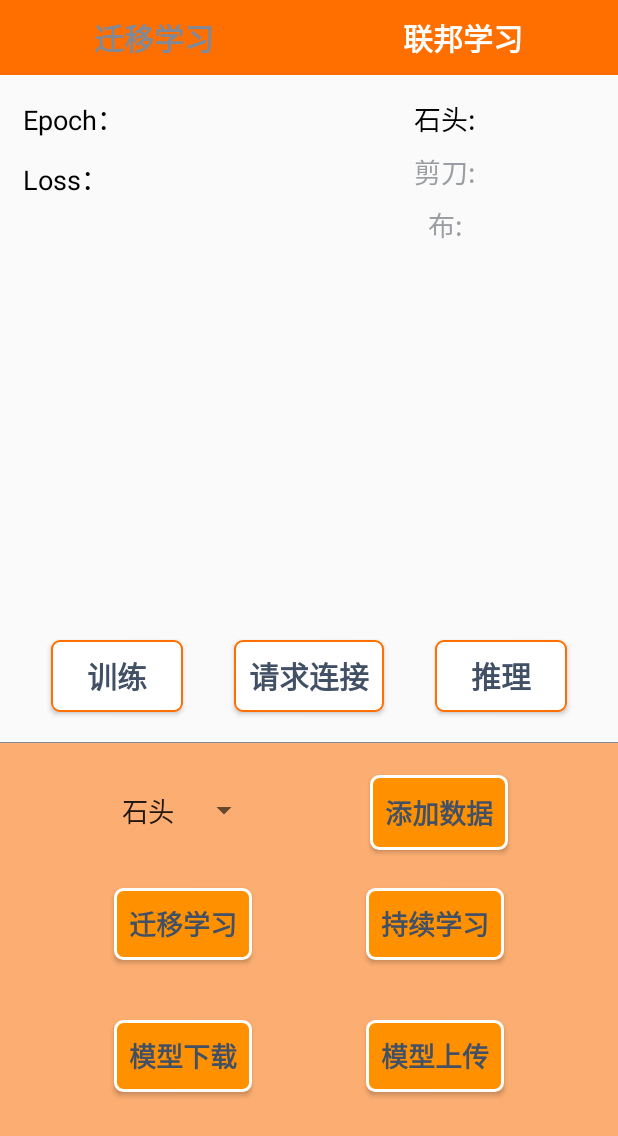
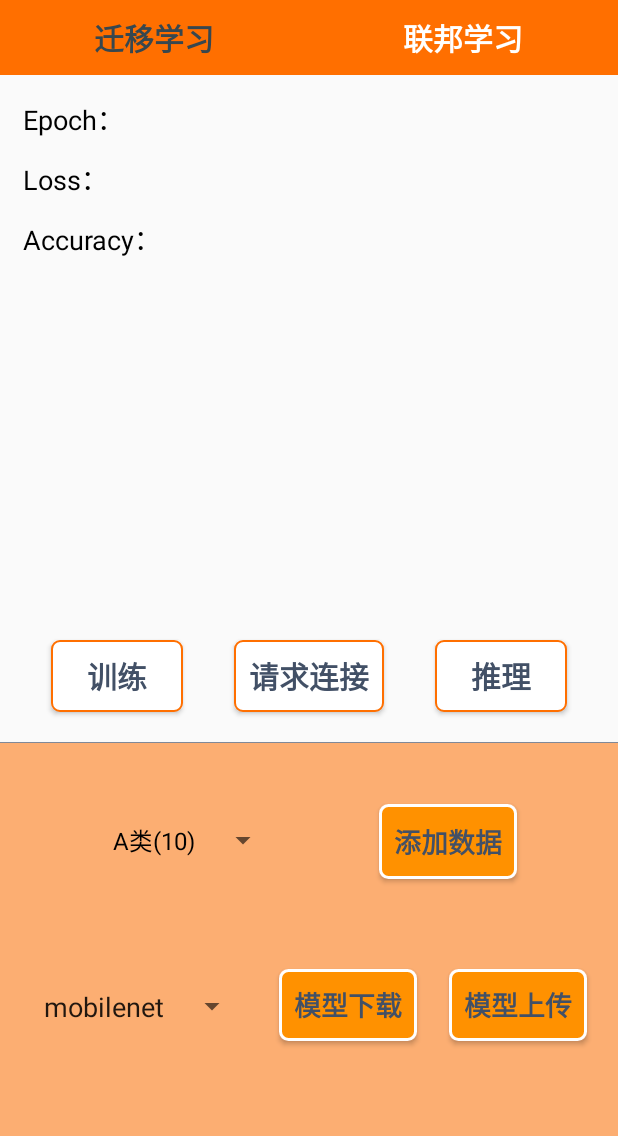
Before and after one commit to HaiShin/oppoapp, an Android app: the screen it shows after launch (fed_activity), after a tap on "联邦学习", on a phone screen of 412 x 824 dp. Shown: the top 1136 px of the screen. Run offline under Robolectric (Android 15) with nearby library versions, the phone set to English and light mode, and no system bars.

Commit message:
Change the front page

```diff
--- a/app/src/main/java/com/example/oppoapp/MainActivity.java
+++ b/app/src/main/java/com/example/oppoapp/MainActivity.java
@@ -1,16 +1,22 @@
 package com.example.oppoapp;
 
+import androidx.annotation.Nullable;
 import androidx.appcompat.app.AppCompatActivity;
+import androidx.core.content.FileProvider;
 
 import android.Manifest;
 import android.content.Intent;
 import android.content.pm.PackageManager;
+import android.graphics.BitmapFactory;
+import android.net.Uri;
 import android.os.Build;
 import android.os.Bundle;
+import android.provider.MediaStore;
 import android.view.View;
 import android.widget.AdapterView;
 import android.widget.ArrayAdapter;
 import android.widget.Button;
+import android.widget.ImageView;
 import android.widget.RelativeLayout;
 import android.widget.Spinner;
 import android.widget.TextView;
@@ -20,17 +26,18 @@ import org.json.JSONException;
 
 import java.io.File;
 import java.io.FileNotFoundException;
+import java.util.ArrayList;
 import java.util.Arrays;
 import java.util.List;
 import java.util.concurrent.atomic.AtomicBoolean;
 
 public class MainActivity extends AppCompatActivity implements View.OnClickListener{
+
     private GlobalApp globalApp;
     private NetUtils netUtils;
     private String network_name = "MobileNetV2";
     private String network_file_name = network_name+".tflite";
     private RelativeLayout camera_ll;
-    private TextView tv_acc;
     private String DEVICE_NUMBER;
     private Utils utils = new Utils();
 
@@ -39,6 +46,9 @@ public class MainActivity extends AppCompatActivity implements View.OnClickListe
     private TextView tv_fed;
     private TextView tv_epoch;
     private TextView tv_loss;
+    private TextView tv_acc;
+
+
     private Button bn_train;
     private Button bn_test;
     private Button add_data;
@@ -47,8 +57,11 @@ public class MainActivity extends AppCompatActivity implements View.OnClickListe
     private Button down_mod;
     private Button up_mod;
     private Spinner class_sel_spinner;
-    private String data[];
+
     private ArrayAdapter<String> adapter;
+    private List<String> dataList = new ArrayList<>();
+
+
 
     @Override
     protected void onCreate(Bundle savedInstanceState) {
@@ -84,6 +97,7 @@ public class MainActivity extends AppCompatActivity implements View.OnClickListe
         tv_acc = findViewById(R.id.Acc);
 
 
+
         bn_train = findViewById(R.id.bn_train);
         bn_test = findViewById(R.id.bn_test);
         bn_con = findViewById(R.id.bn_con);
@@ -94,8 +108,12 @@ public class MainActivity extends AppCompatActivity implements View.OnClickListe
         tv_trans.setSelected(true);
         tv_fed.setSelected(false);
         class_sel_spinner = (Spinner) findViewById(R.id.select_class);
-        data = getResources().getStringArray(R.array.classname);
-        adapter = new ArrayAdapter<String>(this, android.R.layout.simple_spinner_dropdown_item, data);
+
+        dataList.add("A类(10)");
+        dataList.add("B类(10)");
+        dataList.add("C类(10)");
+        // data = getResources().getStringArray(R.array.classname);
+        adapter = new ArrayAdapter<String>(this, android.R.layout.simple_spinner_dropdown_item, dataList);
         class_sel_spinner.setAdapter(adapter);
         class_sel_spinner.setSelection(0, true);
         class_sel_spinner.setOnItemSelectedListener(new AdapterView.OnItemSelectedListener(){
@@ -130,7 +148,7 @@ public class MainActivity extends AppCompatActivity implements View.OnClickListe
             case R.id.tv_fed:
                 //点击联邦学习，跳转到另一个activity
                 Intent intent = new Intent();
-                intent.setClass(this, fed_activity.class);
+                intent.setClass(MainActivity.this, fed_activity.class);
                 startActivity(intent);
                 break;
             case R.id.bn_train:
@@ -139,24 +157,31 @@ public class MainActivity extends AppCompatActivity implements View.OnClickListe
                 break;
             case R.id.bn_test:
                 //点击推理按钮
-                camera_ll.setVisibility(View.VISIBLE);
+                String mes = "main";
                 Intent inferIntent = new Intent(MainActivity.this, CameraActivity.class);
+                inferIntent.putExtra("from", mes);
                 startActivity(inferIntent);
                 break;
             case R.id.add_data:
                 //添加数据
+                // 这里改成点击调用Camera
                 try {
                     Toast.makeText(this, "开始加载数据", Toast.LENGTH_SHORT).show();
                     getData();
+                    // getNewData();
                 } catch (FileNotFoundException | InterruptedException e) {
                     e.printStackTrace();
                 }
+//                Intent mainIntent = new Intent(MainActivity.this, CameraActivity.class);
+//                startActivity(mainIntent);
                 break;
             case R.id.bn_trans:
                 //迁移学习
                 break;
             case R.id.bn_con:
                 //持续学习
+                dataList.add("D类(10)");
+                adapter = new ArrayAdapter<String>(this, android.R.layout.simple_spinner_dropdown_item, dataList);
                 break;
             case R.id.model_down:
                 //模型下载
@@ -193,7 +218,10 @@ public class MainActivity extends AppCompatActivity implements View.OnClickListe
         }
     }
 
+
     private void getData() throws FileNotFoundException, InterruptedException {
+        // 这里改成摄像头获取照片
+
         String dataPath = getCacheDir().getAbsolutePath() + "/rps";
         if (!new File(dataPath).exists()){
             new File(dataPath).mkdir();
--- a/app/src/main/java/com/example/oppoapp/fed_activity.java
+++ b/app/src/main/java/com/example/oppoapp/fed_activity.java
@@ -6,8 +6,12 @@ import android.content.Intent;
 import android.os.Bundle;
 import android.view.LayoutInflater;
 import android.view.View;
+import android.widget.AdapterView;
+import android.widget.ArrayAdapter;
 import android.widget.Button;
 import android.widget.EditText;
+import android.widget.RelativeLayout;
+import android.widget.Spinner;
 import android.widget.TextView;
 import android.widget.Toast;
 
@@ -15,6 +19,7 @@ import org.json.JSONException;
 
 import java.io.File;
 import java.io.FileNotFoundException;
+import java.util.ArrayList;
 import java.util.Arrays;
 import java.util.List;
 import java.util.concurrent.CountDownLatch;
@@ -36,6 +41,8 @@ public class fed_activity extends AppCompatActivity implements View.OnClickListe
     private Button bn_con2;
     private Button down_mod2;
     private Button up_mod2;
+    private Spinner class_sel_spinner2;
+    private RelativeLayout camera_ll;
 
     private NetUtils netUtils;
     private Utils utils = new Utils();
@@ -43,13 +50,14 @@ public class fed_activity extends AppCompatActivity implements View.OnClickListe
     private String network_file_name = network_name + ".tflite";
     private GlobalApp globalApp;
     private String DEVICE_NUMBER;
+    private List<String> dataList = new ArrayList<>();
+    private ArrayAdapter<String> adapter;
 
     @Override
     protected void onCreate(Bundle savedInstanceState) {
         super.onCreate(savedInstanceState);
         setContentView(R.layout.activity_fed);
         globalApp = ((GlobalApp) getApplicationContext());
-
 
         if (DEVICE_NUMBER == null) {
             DEVICE_NUMBER = globalApp.getDeviceNumber();
@@ -74,16 +82,42 @@ public class fed_activity extends AppCompatActivity implements View.OnClickListe
         mport = findViewById(R.id.port);
         bn_train2 = findViewById(R.id.bn_train_2);
         bn_test2 = findViewById(R.id.bn_test_2);
-        bn_con2 = findViewById(R.id.bn_con_2);
-        bn_tran2 = findViewById(R.id.bn_trans_2);
         add_data2 = findViewById(R.id.add_data_2);
         down_mod2 = findViewById(R.id.model_down_2);
         up_mod2 = findViewById(R.id.model_up_2);
+
+        camera_ll = findViewById(R.id.camera_ll_2);
+        camera_ll.setVisibility(View.INVISIBLE);
+
+        class_sel_spinner2 = findViewById(R.id.select_class_2);
+        dataList.add("A类(10)");
+        dataList.add("B类(10)");
+        dataList.add("C类(10)");
+        adapter = new ArrayAdapter<String>(this, android.R.layout.simple_spinner_dropdown_item, dataList);
+        class_sel_spinner2.setAdapter(adapter);
+        class_sel_spinner2.setSelection(0, true);
+        class_sel_spinner2.setOnItemSelectedListener(new AdapterView.OnItemSelectedListener(){
+            @Override
+            public void onItemSelected(AdapterView<?> adapterView, View view, int i, long l) {
+                String content = adapterView.getItemAtPosition(i).toString();
+                switch (adapterView.getId()){
+                    case R.id.select_class_2:
+                        Toast.makeText(fed_activity.this,"您选择了"+content,Toast.LENGTH_SHORT).show();
+                        break;
+                    default:
+                        break;
+                }
+            }
+            @Override
+            public void onNothingSelected(AdapterView<?> adapterView) {
+            }
+        });
+
         request.setOnClickListener(this);
         bn_train2.setOnClickListener(this);
         bn_test2.setOnClickListener(this);
-        bn_con2.setOnClickListener(this);
-        bn_train2.setOnClickListener(this);
+        // bn_con2.setOnClickListener(this);
+        // bn_train2.setOnClickListener(this);
         add_data2.setOnClickListener(this);
         down_mod2.setOnClickListener(this);
         up_mod2.setOnClickListener(this);
@@ -117,7 +151,9 @@ public class fed_activity extends AppCompatActivity implements View.OnClickListe
                 break;
             case R.id.bn_test_2:
                 //点击推理按钮
+                String mes = "fed";
                 Intent inferIntent = new Intent(fed_activity.this, CameraActivity.class);
+                inferIntent.putExtra("from", mes);
                 startActivity(inferIntent);
                 break;
             case R.id.add_data_2:
@@ -129,12 +165,14 @@ public class fed_activity extends AppCompatActivity implements View.OnClickListe
                     e.printStackTrace();
                 }
                 break;
-            case R.id.bn_trans_2:
-                //迁移学习
-                break;
-            case R.id.bn_con_2:
-                //持续学习
-                break;
+//            case R.id.bn_trans_2:
+//                //迁移学习
+//                break;
+//            case R.id.bn_con_2:
+//                //持续学习
+//                dataList.add("D类(10)");
+//                adapter = new ArrayAdapter<String>(this, android.R.layout.simple_spinner_dropdown_item, dataList);
+//                break;
             case R.id.model_down_2:
                 //模型下载
                 Toast.makeText(this, "开始下载模型", Toast.LENGTH_SHORT).show();
--- a/app/src/main/res/layout/activity_fed.xml
+++ b/app/src/main/res/layout/activity_fed.xml
@@ -28,7 +28,7 @@
             android:paddingTop="10dp"
             android:paddingBottom="10dp"
             android:text="@string/tv_trans"
-            android:textColor="@drawable/checked_text"
+            android:textColor="#37474F"
             android:textSize="20sp"
             android:textStyle="bold" />
 
@@ -120,123 +120,147 @@
         app:layout_constraintVertical_bias="0.0" />
 
     <TextView
-        android:id="@+id/tx1_2"
-        android:layout_width="60dp"
+        android:id="@+id/Acc_tx_2"
+        android:layout_width="wrap_content"
         android:layout_height="30dp"
-        android:layout_marginTop="15dp"
-        android:layout_marginEnd="10dp"
-        android:text="@string/class1"
+        android:layout_marginStart="15dp"
+        android:layout_marginTop="10dp"
+        android:layout_marginEnd="361dp"
+        android:text="Accuracy："
         android:textAlignment="center"
         android:textColor="@color/black"
         android:textSize="18sp"
-        app:layout_constraintBottom_toTopOf="@+id/guide1"
-        app:layout_constraintEnd_toStartOf="@+id/tx_class1_2"
-        app:layout_constraintHorizontal_bias="1.0"
+        app:layout_constraintEnd_toEndOf="parent"
+        app:layout_constraintHorizontal_bias="0.0"
         app:layout_constraintStart_toStartOf="parent"
-        app:layout_constraintTop_toBottomOf="@+id/fed_ll1"
+        app:layout_constraintTop_toBottomOf="@+id/Loss_tx_2"
         app:layout_constraintVertical_bias="0.0" />
 
+
     <TextView
-        android:id="@+id/tx_class1_2"
-        android:layout_width="60dp"
+        android:id="@+id/Acc_2"
+        android:layout_width="50dp"
         android:layout_height="30dp"
-        android:layout_marginTop="15dp"
-        android:layout_marginEnd="15dp"
+        android:layout_marginStart="10dp"
+        android:layout_marginTop="10dp"
         android:textAlignment="center"
         android:textColor="@color/black"
         android:textSize="18sp"
-        app:layout_constraintBottom_toTopOf="@+id/guide1"
         app:layout_constraintEnd_toEndOf="parent"
-        app:layout_constraintTop_toBottomOf="@+id/fed_ll1"
+        app:layout_constraintHorizontal_bias="0.0"
+        app:layout_constraintStart_toEndOf="@+id/Acc_tx_2"
+        app:layout_constraintTop_toBottomOf="@+id/loss_2"
         app:layout_constraintVertical_bias="0.0" />
 
+    <RelativeLayout
+        android:id="@+id/camera_ll_2"
+        android:layout_width="match_parent"
+        android:layout_height="0dp"
+        android:orientation="vertical"
+        app:layout_constraintBottom_toTopOf="@+id/guide1"
+        app:layout_constraintTop_toBottomOf="@+id/fed_ll1">
+
+        <com.example.oppoapp.AutoFitTextureView
+            android:id="@+id/texture_view"
+            android:layout_width="fill_parent"
+            android:layout_height="fill_parent"
+            android:layout_alignParentLeft="true"
+            android:layout_alignParentTop="true"
+            android:layout_alignParentRight="true"
+            android:layout_alignParentBottom="true"
+            android:layout_marginLeft="0dp"
+            android:layout_marginTop="0dp"
+            android:layout_marginRight="0dp"
+            android:layout_marginBottom="0dp" />
+
         <TextView
-        android:id="@+id/tx2_2"
+            android:id="@+id/tx_class1"
             android:layout_width="60dp"
             android:layout_height="30dp"
+            android:layout_alignParentTop="true"
+            android:layout_alignParentRight="true"
             android:layout_marginTop="5dp"
             android:layout_marginEnd="10dp"
-        android:text="@string/class2"
+            android:text="A类："
             android:textAlignment="center"
-        android:textColor="@color/little_gray"
+            android:textColor="@color/black"
             android:textSize="18sp"
-        app:layout_constraintBottom_toTopOf="@+id/guide1"
-        app:layout_constraintEnd_toStartOf="@+id/tx_class2_2"
-        app:layout_constraintHorizontal_bias="1.0"
-        app:layout_constraintStart_toStartOf="parent"
-        app:layout_constraintTop_toBottomOf="@+id/tx1_2"
-        app:layout_constraintVertical_bias="0.0" />
+            android:translationX="-65dp" />
 
         <TextView
-        android:id="@+id/tx_class2_2"
+            android:id="@+id/tx1"
             android:layout_width="60dp"
             android:layout_height="30dp"
+            android:layout_alignParentTop="true"
+            android:layout_alignParentRight="true"
             android:layout_marginTop="5dp"
             android:layout_marginEnd="15dp"
             android:textAlignment="center"
             android:textColor="@color/gray"
             android:textSize="18sp"
-        app:layout_constraintEnd_toEndOf="parent"
-        app:layout_constraintTop_toBottomOf="@+id/tx_class1_2" />
+            android:translationX="5dp" />
 
         <TextView
-        android:id="@+id/tx3_2"
+            android:id="@+id/tx_class2"
             android:layout_width="60dp"
             android:layout_height="30dp"
+            android:layout_alignParentTop="true"
+            android:layout_alignParentRight="true"
+            android:text="B类："
             android:layout_marginTop="5dp"
             android:layout_marginEnd="10dp"
-        android:text="@string/class3"
             android:textAlignment="center"
             android:textColor="@color/little_gray"
             android:textSize="18sp"
-        app:layout_constraintBottom_toTopOf="@+id/guide1"
-        app:layout_constraintEnd_toStartOf="@+id/tx_class3_2"
-        app:layout_constraintHorizontal_bias="1.0"
-        app:layout_constraintStart_toStartOf="parent"
-        app:layout_constraintTop_toBottomOf="@+id/tx2_2"
-        app:layout_constraintVertical_bias="0.0" />
+            android:translationX="-65dp"
+            android:translationY="45dp" />
 
         <TextView
-        android:id="@+id/tx_class3_2"
+            android:id="@+id/tx2"
             android:layout_width="60dp"
             android:layout_height="30dp"
+            android:layout_alignParentTop="true"
+            android:layout_alignParentRight="true"
             android:layout_marginTop="5dp"
             android:layout_marginEnd="15dp"
             android:textAlignment="center"
             android:textColor="@color/gray"
             android:textSize="18sp"
-        app:layout_constraintEnd_toEndOf="parent"
-        app:layout_constraintTop_toBottomOf="@+id/tx_class2_2" />
+            android:translationX="5dp"
+            android:translationY="45dp" />
 
-    <!--    <TextView-->
-    <!--        android:id="@+id/tx4"-->
-    <!--        android:layout_width="60dp"-->
-    <!--        android:layout_height="30dp"-->
-    <!--        android:layout_marginTop="5dp"-->
-    <!--        android:layout_marginEnd="10dp"-->
-    <!--        android:text="@string/class4"-->
-    <!--        android:textAlignment="center"-->
-    <!--        android:textColor="@color/little_gray"-->
-    <!--        android:textSize="18sp"-->
-    <!--        app:layout_constraintBottom_toTopOf="@+id/guide1"-->
-    <!--        app:layout_constraintEnd_toStartOf="@+id/tx_class4_2"-->
-    <!--        app:layout_constraintHorizontal_bias="1.0"-->
-    <!--        app:layout_constraintStart_toStartOf="parent"-->
-    <!--        app:layout_constraintTop_toBottomOf="@+id/tx3_2"-->
-    <!--        app:layout_constraintVertical_bias="0.0" />-->
+        <TextView
+            android:id="@+id/tx_class3"
+            android:layout_width="60dp"
+            android:layout_height="30dp"
+            android:layout_alignParentTop="true"
+            android:layout_alignParentRight="true"
+            android:text="C类："
+            android:layout_marginTop="5dp"
+            android:layout_marginEnd="10dp"
+            android:textAlignment="center"
+            android:textColor="@color/little_gray"
+            android:textSize="18sp"
+            android:translationX="-65dp"
+            android:translationY="90dp" />
 
-    <!--    <TextView-->
-    <!--        android:id="@+id/tx_class4_2"-->
-    <!--        android:layout_width="60dp"-->
-    <!--        android:layout_height="30dp"-->
-    <!--        android:layout_marginTop="5dp"-->
-    <!--        android:layout_marginEnd="15dp"-->
-    <!--        android:textAlignment="center"-->
-    <!--        android:textColor="@color/gray"-->
-    <!--        android:textSize="18sp"-->
-    <!--        app:layout_constraintEnd_toEndOf="parent"-->
-    <!--        app:layout_constraintTop_toBottomOf="@+id/tx_class3_2" />-->
+        <TextView
+            android:id="@+id/tx3"
+            android:layout_width="60dp"
+            android:layout_height="30dp"
+            android:layout_alignParentTop="true"
+            android:layout_alignParentRight="true"
+            android:layout_marginTop="5dp"
+            android:layout_marginEnd="15dp"
+            android:textAlignment="center"
+            android:textColor="@color/gray"
+            android:textSize="18sp"
+            android:translationX="5dp"
+            android:translationY="90dp" />
 
+
+
+    </RelativeLayout>
     <Button
         android:id="@+id/bn_train_2"
         android:layout_width="wrap_content"
@@ -293,18 +317,20 @@
         app:layout_constraintStart_toStartOf="parent"
         app:layout_constraintTop_toTopOf="@+id/fed_ll1"
         app:layout_constraintVertical_bias="0.601" />
+
     <View
+        android:id="@+id/view"
         android:layout_width="fill_parent"
         android:layout_height="0dp"
         android:background="@color/orange_tran"
-        app:layout_constraintTop_toBottomOf="@id/guide1"
-        app:layout_constraintBottom_toBottomOf="parent"/>
+        app:layout_constraintBottom_toBottomOf="parent"
+        app:layout_constraintTop_toBottomOf="@id/guide1" />
+
     <Spinner
         android:id="@+id/select_class_2"
         android:layout_width="wrap_content"
         android:layout_height="50dp"
-        android:layout_marginTop="20dp"
-        android:entries="@array/classname"
+        android:layout_marginTop="40dp"
         android:spinnerMode="dropdown"
         android:theme="@style/spinner_style"
         app:layout_constraintBottom_toBottomOf="parent"
@@ -314,11 +340,12 @@
         app:layout_constraintTop_toBottomOf="@+id/guide1"
         app:layout_constraintVertical_bias="0.0"
         tools:ignore="NotSibling" />
+
     <Button
         android:id="@+id/add_data_2"
         android:layout_width="wrap_content"
         android:layout_height="50dp"
-        android:layout_marginTop="20dp"
+        android:layout_marginTop="40dp"
         android:background="@drawable/btn_bg_normal_fed"
         android:text="@string/add_data"
         android:textColor="@color/gray_blue"
@@ -331,45 +358,28 @@
         app:layout_constraintTop_toBottomOf="@+id/guide1"
         app:layout_constraintVertical_bias="0.004"
         tools:ignore="NotSibling" />
+
+
     <Button
-        android:id="@+id/bn_trans_2"
+        android:id="@+id/model_up_2"
         android:layout_width="wrap_content"
         android:layout_height="wrap_content"
-        android:layout_marginTop="25dp"
-        android:layout_marginBottom="16dp"
+        android:layout_marginTop="60dp"
         android:background="@drawable/btn_bg_normal_fed"
-        android:text="@string/tv_trans"
+        android:text="@string/model_up"
         android:textColor="@color/gray_blue"
         android:textSize="18sp"
         android:textStyle="bold"
-        app:layout_constraintBottom_toBottomOf="parent"
-        app:layout_constraintEnd_toStartOf="@+id/bn_con_2"
-        app:layout_constraintHorizontal_bias="0.5"
-        app:layout_constraintStart_toStartOf="parent"
-        app:layout_constraintTop_toBottomOf="@+id/add_data_2"
-        app:layout_constraintVertical_bias="0.0" />
-
-    <Button
-        android:id="@+id/bn_con_2"
-        android:layout_width="wrap_content"
-        android:layout_height="wrap_content"
-        android:layout_marginTop="25dp"
-        android:background="@drawable/btn_bg_normal_fed"
-        android:text="@string/con_learn"
-        android:textColor="@color/gray_blue"
-        android:textSize="18sp"
-        android:textStyle="bold"
-        app:layout_constraintBottom_toBottomOf="parent"
         app:layout_constraintEnd_toEndOf="parent"
         app:layout_constraintHorizontal_bias="0.5"
-        app:layout_constraintStart_toEndOf="@+id/bn_trans_2"
-        app:layout_constraintTop_toBottomOf="@+id/add_data_2"
-        app:layout_constraintVertical_bias="0.0" />
+        app:layout_constraintStart_toEndOf="@+id/model_down_2"
+        app:layout_constraintTop_toBottomOf="@+id/add_data_2" />
+
     <Button
         android:id="@+id/model_down_2"
         android:layout_width="wrap_content"
         android:layout_height="wrap_content"
-        android:layout_marginTop="40dp"
+        android:layout_marginTop="60dp"
         android:background="@drawable/btn_bg_normal_fed"
         android:text="@string/model_down"
         android:textColor="@color/gray_blue"
@@ -378,27 +388,23 @@
         app:layout_constraintBottom_toBottomOf="parent"
         app:layout_constraintEnd_toStartOf="@+id/model_up_2"
         app:layout_constraintHorizontal_bias="0.5"
-        app:layout_constraintStart_toStartOf="parent"
-        app:layout_constraintTop_toBottomOf="@+id/bn_trans_2"
+        app:layout_constraintStart_toEndOf="@+id/model_name_2"
+        app:layout_constraintTop_toBottomOf="@+id/add_data_2"
         app:layout_constraintVertical_bias="0.0" />
 
-    <Button
-        android:id="@+id/model_up_2"
+    <Spinner
+        android:id="@+id/model_name_2"
         android:layout_width="wrap_content"
-        android:layout_height="wrap_content"
-        android:layout_marginTop="40dp"
-        android:background="@drawable/btn_bg_normal_fed"
-        android:text="@string/model_up"
-        android:textColor="@color/gray_blue"
-        android:textSize="18sp"
-        android:textStyle="bold"
-        app:layout_constraintBottom_toBottomOf="parent"
-        app:layout_constraintEnd_toEndOf="parent"
+        android:layout_height="50dp"
+        android:layout_marginTop="60dp"
+        android:entries="@array/modelselect"
+        android:spinnerMode="dropdown"
+
+        android:theme="@style/spinner_style"
+        app:layout_constraintEnd_toStartOf="@+id/model_down_2"
         app:layout_constraintHorizontal_bias="0.5"
-        app:layout_constraintStart_toEndOf="@+id/model_down_2"
-        app:layout_constraintTop_toBottomOf="@+id/bn_con_2"
-        app:layout_constraintVertical_bias="0.0" />
-
+        app:layout_constraintStart_toStartOf="parent"
+        app:layout_constraintTop_toBottomOf="@+id/add_data_2" />
 
 
 </androidx.constraintlayout.widget.ConstraintLayout>
--- a/app/src/main/res/values/strings.xml
+++ b/app/src/main/res/values/strings.xml
@@ -9,15 +9,20 @@
     <string name="con_learn">持续学习</string>
     <string name="model_down">模型下载</string>
     <string name="model_up">模型上传</string>
-    <string name="class1">石头:</string>
-    <string name="class2">剪刀:</string>
-    <string name="class3">布:</string>
+    <string name="class1">A类:</string>
+    <string name="class2">B类:</string>
+    <string name="class3">C类:</string>
 <!--    <string name="class4">类别4:</string>-->
     <string name="request">请求连接</string>
     <array name="classname">
-        <item>石头</item>
-        <item>剪刀</item>
-        <item>布</item>
+        <item>A类(10)</item>
+        <item>B类(10)</item>
+        <item>C类(10)</item>
 <!--        <item>类别4</item>-->
     </array>
+    <array name="modelselect">
+        <item>mobilenet</item>
+        <item>model2</item>
+        <item>model3</item>
+    </array>
 </resources>
```
Also changed, not shown: app/src/main/java/com/example/oppoapp/CameraActivity.java (+61 -9 lines), app/src/main/res/layout/activity_main.xml (+31 -15 lines), transfer_api/build.gradle (+6 -4 lines). Lines whose indentation alone changed are shown as unchanged.
